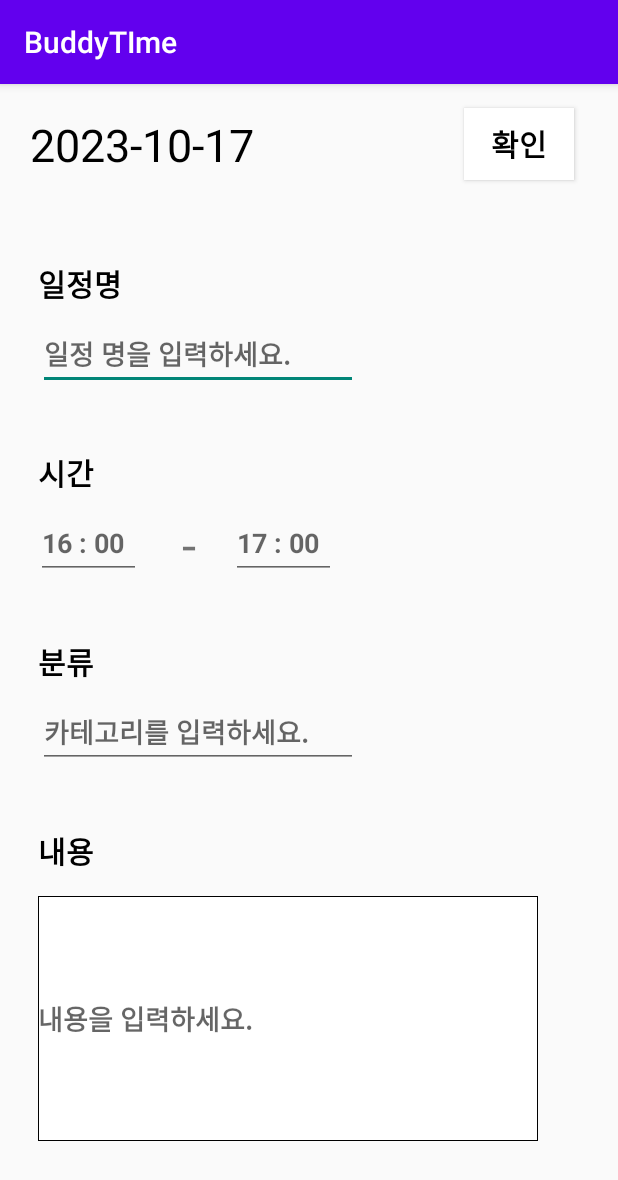
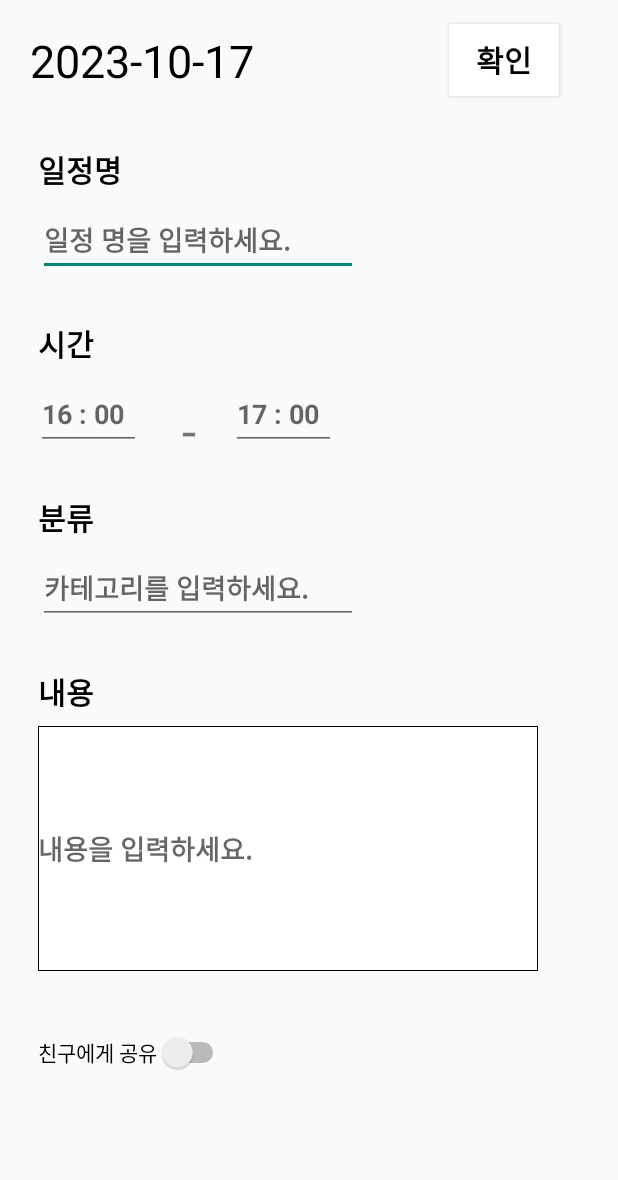
Before and after one commit to Syash22/BuddyTime, an Android app: the MainActivity screen opened directly, with no data from a screen before it, after a tap on "스케줄 추가", on a phone screen of 412 x 824 dp. Shown: the top 1180 px of the screen. Run offline under Robolectric (Android 15) with nearby library versions, the phone set to English and light mode, and no system bars; our stand-ins replace Firebase (no records; nobody signed in at launch, a user with empty details on screens opened directly).

Commit message:
feat: Update add_schedule methods

```diff
--- a/app/src/main/AndroidManifest.xml
+++ b/app/src/main/AndroidManifest.xml
@@ -13,7 +13,7 @@
         android:theme="@style/Theme.BuddyTIme"
         tools:targetApi="31">
         <activity
-            android:name=".add_schedule"
+            android:name=".login_signin"
             android:exported="true">
             <intent-filter>
                 <action android:name="android.intent.action.MAIN" />
@@ -25,9 +25,9 @@
                 android:name="android.app.lib_name"
                 android:value="" />
         </activity>
-        <activity android:name=".login_signup"></activity>
+        <activity android:name=".add_schedule"></activity>
         <activity android:name=".MainActivity"/>
-        <activity android:name=".login_signin"/>
+        <activity android:name=".login_signup"/>
     </application>
 
 </manifest>
--- a/app/src/main/java/com/company/buddytime/add_schedule.java
+++ b/app/src/main/java/com/company/buddytime/add_schedule.java
@@ -10,7 +10,9 @@ import android.os.Bundle;
 import android.util.Log;
 import android.view.View;
 import android.widget.Button;
+import android.widget.CompoundButton;
 import android.widget.DatePicker;
+import android.widget.Switch;
 import android.widget.TextView;
 import android.widget.TimePicker;
 import android.widget.Toast;
@@ -20,7 +22,9 @@ import androidx.appcompat.app.AppCompatActivity;
 
 import com.google.android.gms.tasks.OnFailureListener;
 import com.google.android.gms.tasks.OnSuccessListener;
+import com.google.errorprone.annotations.ForOverride;
 import com.google.firebase.auth.FirebaseAuth;
+import com.google.firebase.auth.FirebaseUser;
 import com.google.firebase.firestore.DocumentReference;
 import com.google.firebase.firestore.FirebaseFirestore;
 
@@ -38,10 +42,11 @@ public class add_schedule extends AppCompatActivity {
     private DatePickerDialog.OnDateSetListener callbackDate;
     private int selectedHour;
     private int selectedMinute;
-
+    Switch sharedSwitch;
     TextView title, category, contents;
     String startTime, endTime;
-
+    Boolean shared = false;
+    FirebaseUser user;
     String userEnterDate;
     @Override
     protected void onCreate(Bundle savedInstanceState) {
@@ -49,9 +54,21 @@ public class add_schedule extends AppCompatActivity {
         setContentView(R.layout.add_schedule);
         FirebaseFirestore db = FirebaseFirestore.getInstance();
         Button addBtn = (Button) findViewById(R.id.addbtn);
+        sharedSwitch = findViewById(R.id.sharedSw);
+        user = FirebaseAuth.getInstance().getCurrentUser();
 
         this.InitializeView();
         this.InitializeListener();
+
+        sharedSwitch.setOnCheckedChangeListener(new CompoundButton.OnCheckedChangeListener() {
+            @Override
+            public void onCheckedChanged(CompoundButton buttonview, boolean ischecked) {
+                if(ischecked)
+                    shared = true;
+                else
+                    shared = false;
+            }
+        });
 
         addBtn.setOnClickListener(new View.OnClickListener() {
             @Override
@@ -73,6 +90,9 @@ public class add_schedule extends AppCompatActivity {
                     schedule.put("time2", userDateTime2);
                     schedule.put("category", category.getText().toString());
                     schedule.put("contents", contents.getText().toString());
+                    schedule.put("shared", shared);
+                    schedule.put("ownerid", user.getEmail());
+
 
                     db.collection("schedule")
                             .add(schedule)
@@ -118,7 +138,6 @@ public class add_schedule extends AppCompatActivity {
             }
         };
     }
-
 
     public void OnClickHandler(View view)
     {
--- a/app/src/main/res/layout/add_schedule.xml
+++ b/app/src/main/res/layout/add_schedule.xml
@@ -2,8 +2,8 @@
 <androidx.constraintlayout.widget.ConstraintLayout xmlns:android="http://schemas.android.com/apk/res/android"
     xmlns:app="http://schemas.android.com/apk/res-auto"
     xmlns:tools="http://schemas.android.com/tools"
-    android:layout_width="match_parent"
-    android:layout_height="match_parent"
+    android:layout_width="1080dp"
+    android:layout_height="2160dp"
     tools:layout_editor_absoluteX="-71dp"
     tools:layout_editor_absoluteY="-1dp">
 
@@ -26,7 +26,7 @@
         android:id="@+id/addbtn"
         android:layout_width="73dp"
         android:layout_height="48dp"
-        android:layout_marginStart="140dp"
+        android:layout_marginStart="130dp"
         android:layout_marginTop="16dp"
         android:background="#FFFFFF"
         android:text="확인"
@@ -41,7 +41,7 @@
         android:layout_width="wrap_content"
         android:layout_height="wrap_content"
         android:layout_marginStart="25dp"
-        android:layout_marginTop="50dp"
+        android:layout_marginTop="30dp"
         android:text="일정명"
         android:textColor="#000000"
         android:textSize="20dp"
@@ -54,7 +54,7 @@
         android:layout_width="wrap_content"
         android:layout_height="wrap_content"
         android:layout_marginStart="25dp"
-        android:layout_marginTop="40dp"
+        android:layout_marginTop="30dp"
         android:text="시간"
         android:textColor="#000000"
         android:textSize="20dp"
@@ -67,7 +67,7 @@
         android:layout_width="wrap_content"
         android:layout_height="wrap_content"
         android:layout_marginStart="25dp"
-        android:layout_marginTop="40dp"
+        android:layout_marginTop="30dp"
         android:text="분류"
         android:textColor="#000000"
         android:textSize="20dp"
@@ -80,7 +80,7 @@
         android:layout_width="wrap_content"
         android:layout_height="wrap_content"
         android:layout_marginStart="25dp"
-        android:layout_marginTop="40dp"
+        android:layout_marginTop="30dp"
         android:text="내용"
         android:textColor="#000000"
         android:textSize="20dp"
@@ -151,7 +151,7 @@
         android:layout_width="333dp"
         android:layout_height="163dp"
         android:layout_marginStart="25dp"
-        android:layout_marginTop="15dp"
+        android:layout_marginTop="8dp"
         android:background="@drawable/memo_border"
         android:ems="10"
         android:hint="내용을 입력하세요."
@@ -174,4 +174,14 @@
         app:layout_constraintStart_toEndOf="@+id/input_time"
         app:layout_constraintTop_toBottomOf="@+id/input_title" />
 
+    <Switch
+        android:id="@+id/sharedSw"
+        android:layout_width="wrap_content"
+        android:layout_height="48dp"
+        android:layout_marginStart="25dp"
+        android:layout_marginTop="30dp"
+        android:text="친구에게 공유"
+        app:layout_constraintStart_toStartOf="parent"
+        app:layout_constraintTop_toBottomOf="@+id/input_contents" />
+
 </androidx.constraintlayout.widget.ConstraintLayout>
--- a/app/src/main/res/values-night/themes.xml
+++ b/app/src/main/res/values-night/themes.xml
@@ -12,5 +12,7 @@
         <!-- Status bar color. -->
         <item name="android:statusBarColor">?attr/colorPrimaryVariant</item>
         <!-- Customize your theme here. -->
+        <item name="windowNoTitle">true</item>
+
     </style>
 </resources>
--- a/app/src/main/res/values/themes.xml
+++ b/app/src/main/res/values/themes.xml
@@ -12,5 +12,7 @@
         <!-- Status bar color. -->
         <item name="android:statusBarColor">?attr/colorPrimaryVariant</item>
         <!-- Customize your theme here. -->
+        <item name="windowNoTitle">true</item>
+
     </style>
 </resources>
```
